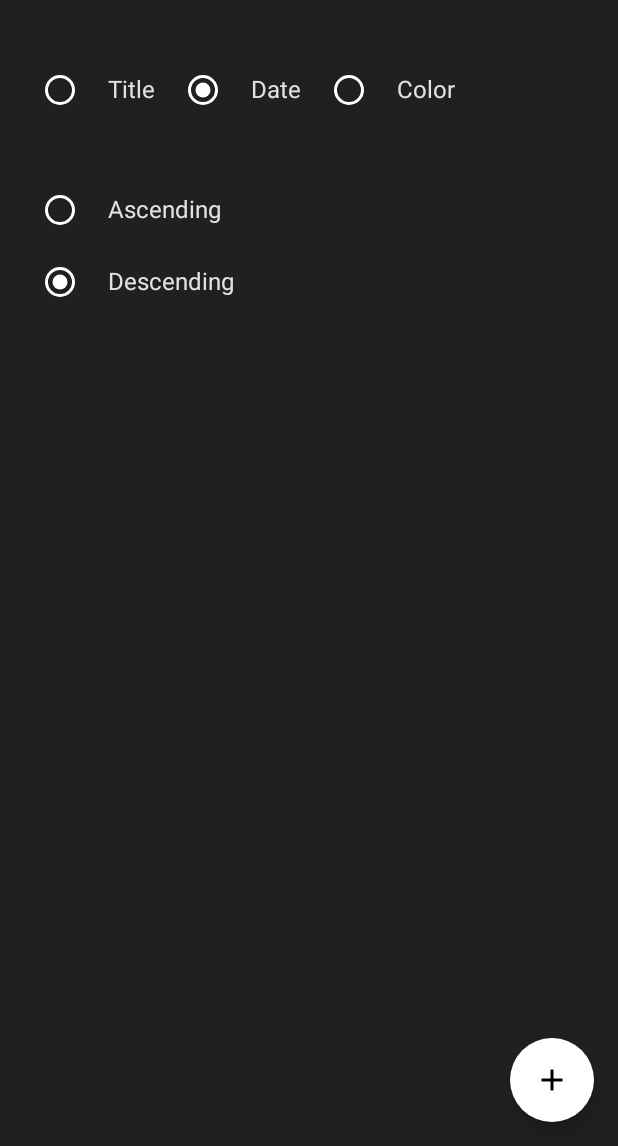
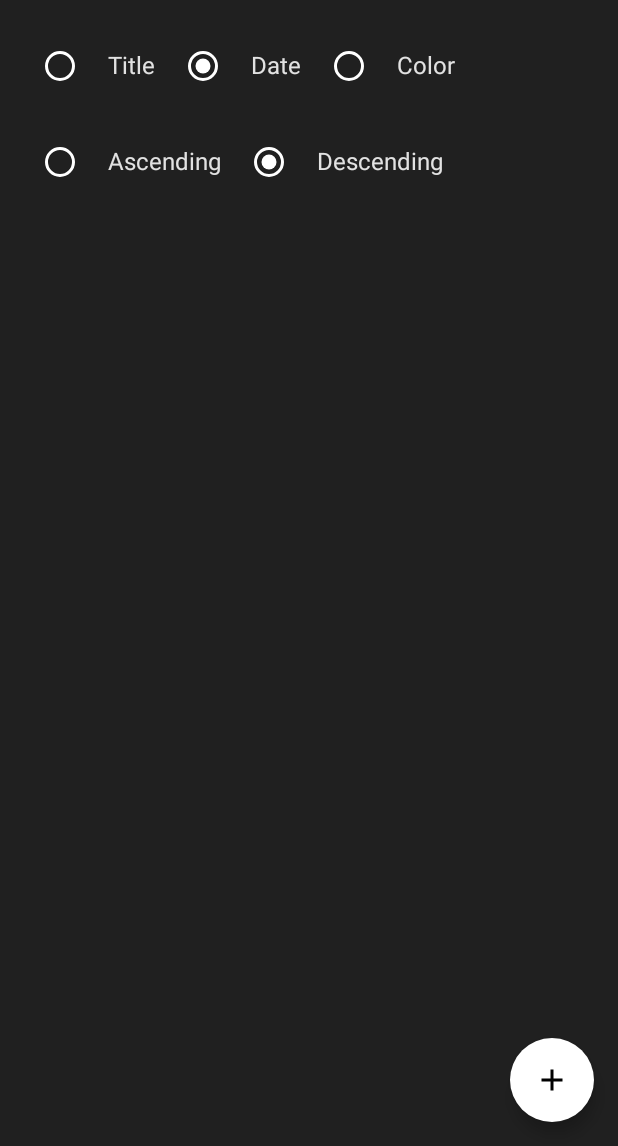
Before and after one commit to nikeight/Note-App, an Android app built with Jetpack Compose: the screen it shows after launch (MainActivity), after a tap on "Sort Btn", on a phone screen of 412 x 824 dp, the part 90-1236 px from its top. Run offline under Robolectric (Android 15) with nearby library versions, the phone set to English and light mode, and no system bars; our stand-ins replace Dagger/Hilt's generated code, Room's generated code.

Commit message:
Minor Bug Fixed

```diff
--- a/app/src/main/java/com/plcoding/cleanarchitecturenoteapp/feature_note/presentation/add_edit_note/AddEditNoteViewModel.kt
+++ b/app/src/main/java/com/plcoding/cleanarchitecturenoteapp/feature_note/presentation/add_edit_note/AddEditNoteViewModel.kt
@@ -13,9 +13,10 @@ import dagger.hilt.android.lifecycle.HiltViewModel
 import kotlinx.coroutines.flow.MutableSharedFlow
 import kotlinx.coroutines.flow.asSharedFlow
 import kotlinx.coroutines.launch
+import javax.inject.Inject
 
 @HiltViewModel
-class AddEditNoteViewModel(
+class AddEditNoteViewModel @Inject constructor(
     private val noteUseCase: NoteUseCase,
     // This is generally provided by the hilt view model only
     // We can get the values directly from the savedStateHandle through navigation Component.
--- a/app/src/main/java/com/plcoding/cleanarchitecturenoteapp/feature_note/presentation/notes/NotesScreen.kt
+++ b/app/src/main/java/com/plcoding/cleanarchitecturenoteapp/feature_note/presentation/notes/NotesScreen.kt
@@ -70,8 +70,7 @@ fun NoteScreen(
                 ) {
                     Icon(
                         imageVector = Icons.Default.Sort,
-                        contentDescription = "Sort Btn",
-                        tint = MaterialTheme.colors.surface
+                        contentDescription = "Sort Btn"
                     )
                 }
             }
--- a/app/src/main/java/com/plcoding/cleanarchitecturenoteapp/feature_note/presentation/notes/components/NoteItem.kt
+++ b/app/src/main/java/com/plcoding/cleanarchitecturenoteapp/feature_note/presentation/notes/components/NoteItem.kt
@@ -99,7 +99,8 @@ fun NoteItem(
         ) {
             Icon(
                 imageVector = Icons.Default.Delete,
-                contentDescription = "Delete Note"
+                contentDescription = "Delete Note",
+                tint = MaterialTheme.colors.onSurface
             )
         }
     }
--- a/app/src/main/java/com/plcoding/cleanarchitecturenoteapp/feature_note/presentation/notes/components/OrderSection.kt
+++ b/app/src/main/java/com/plcoding/cleanarchitecturenoteapp/feature_note/presentation/notes/components/OrderSection.kt
@@ -14,7 +14,7 @@ fun OrderSection(
     onOrderChange: (NoteOrder) -> Unit
 ) {
     Column(modifier = modifier) {
-        Row(modifier = modifier.fillMaxWidth()) {
+        Row(modifier = Modifier.fillMaxWidth()) {
             DefaultRadioButton(
                 text = "Title",
                 selected = noteOrder is NoteOrder.Title,
@@ -54,7 +54,6 @@ fun OrderSection(
                     onOrderChange(noteOrder.copy(OrderType.Ascending))
                 }
             )
-        }
 
             Spacer(modifier = Modifier.width(8.dp))
 
@@ -67,3 +66,4 @@ fun OrderSection(
             )
         }
     }
+}
```
Lines whose indentation alone changed are shown as unchanged.
